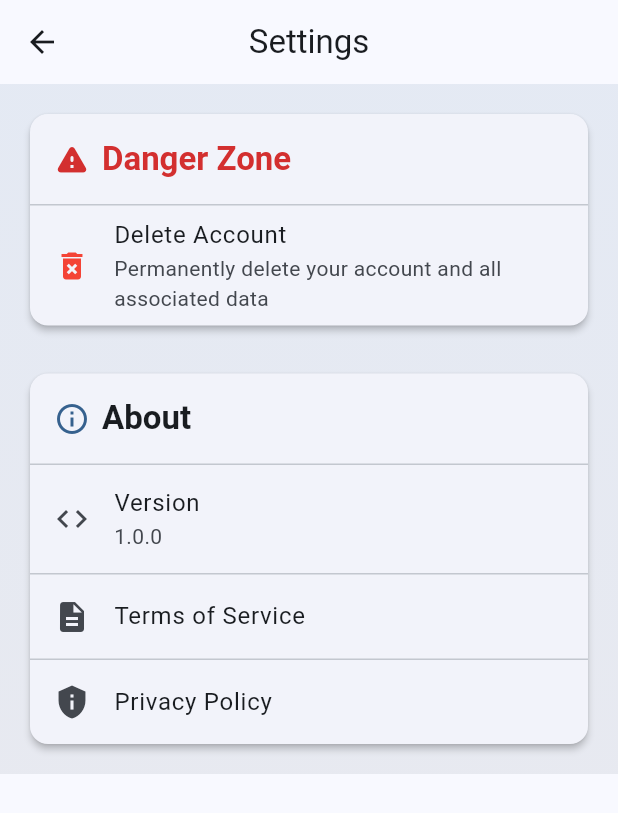
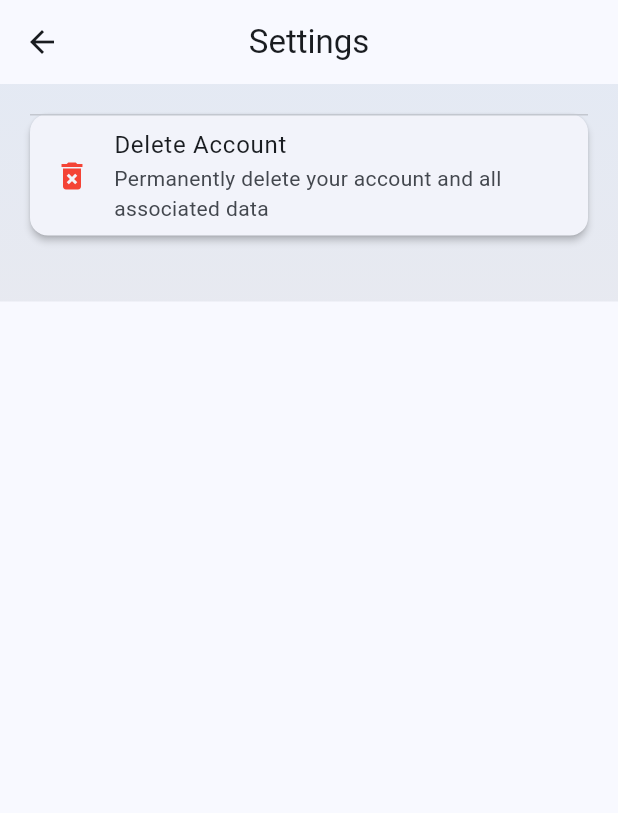
Before and after one commit to harshgupta1064/TopAI24, a Flutter app: the SettingsScreen screen opened directly, on a phone screen of 412 x 824 dp. Shown: the top 813 px of the screen. Run offline on Flutter 3.47's test engine with Material 3 defaults, Android fonts, the phone set to English and light mode, and no system bars; our stand-ins replace firebase_auth, firebase_core, google_sign_in, supabase_flutter; accounts and stored records are empty; network calls fail.

Commit message:
Initial Commit

```diff
--- a/lib/screens/settings/settings_screen.dart
+++ b/lib/screens/settings/settings_screen.dart
@@ -46,26 +46,6 @@ class SettingsScreen extends StatelessWidget {
                 child: Column(
                   crossAxisAlignment: CrossAxisAlignment.start,
                   children: [
-                    Padding(
-                      padding: const EdgeInsets.all(16),
-                      child: Row(
-                        children: [
-                          Icon(
-                            Icons.warning_rounded,
-                            color: Colors.red[700],
-                            size: 24,
-                          ),
-                          const SizedBox(width: 8),
-                          Text(
-                            'Danger Zone',
-                            style: theme.textTheme.titleLarge?.copyWith(
-                              color: Colors.red[700],
-                              fontWeight: FontWeight.bold,
-                            ),
-                          ),
-                        ],
-                      ),
-                    ),
                     const Divider(height: 1),
                     ListTile(
                       leading:
@@ -120,59 +100,6 @@ class SettingsScreen extends StatelessWidget {
                 ),
               ),
               const SizedBox(height: 24),
-              // About Card
-              Card(
-                elevation: 2,
-                shape: RoundedRectangleBorder(
-                  borderRadius: BorderRadius.circular(12),
-                ),
-                child: Column(
-                  crossAxisAlignment: CrossAxisAlignment.start,
-                  children: [
-                    Padding(
-                      padding: const EdgeInsets.all(16),
-                      child: Row(
-                        children: [
-                          Icon(
-                            Icons.info_outline,
-                            color: theme.colorScheme.primary,
-                            size: 24,
-                          ),
-                          const SizedBox(width: 8),
-                          Text(
-                            'About',
-                            style: theme.textTheme.titleLarge?.copyWith(
-                              fontWeight: FontWeight.bold,
-                            ),
-                          ),
-                        ],
-                      ),
-                    ),
-                    const Divider(height: 1),
-                    ListTile(
-                      leading: const Icon(Icons.code),
-                      title: const Text('Version'),
-                      subtitle: const Text('1.0.0'),
-                    ),
-                    const Divider(height: 1),
-                    ListTile(
-                      leading: const Icon(Icons.description),
-                      title: const Text('Terms of Service'),
-                      onTap: () {
-                        // TODO: Navigate to Terms of Service
-                      },
-                    ),
-                    const Divider(height: 1),
-                    ListTile(
-                      leading: const Icon(Icons.privacy_tip),
-                      title: const Text('Privacy Policy'),
-                      onTap: () {
-                        // TODO: Navigate to Privacy Policy
-                      },
-                    ),
-                  ],
-                ),
-              ),
             ],
           ),
         ),
```
Also changed, not shown: lib/screens/profile/profile_screen.dart (+0 -34 lines), 1 other file.
